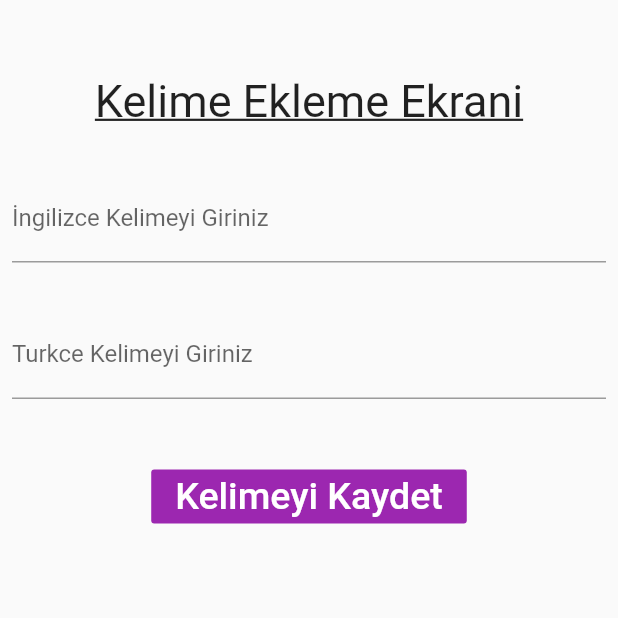
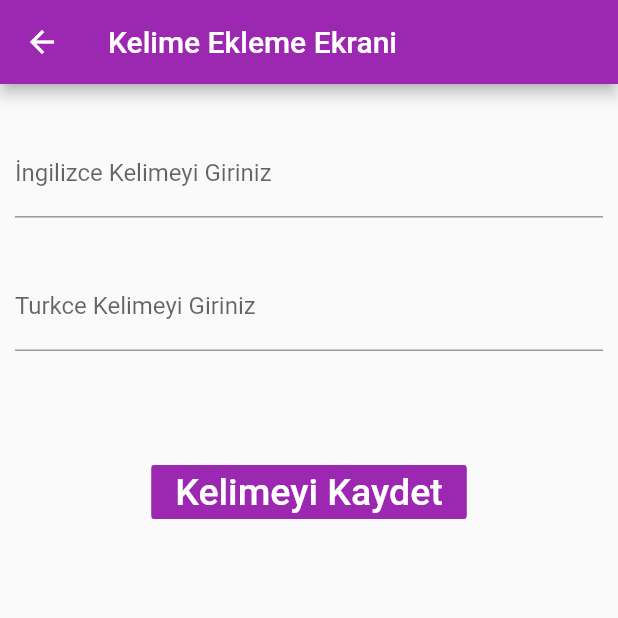
Before and after one commit to Hysenbergg/KisiselSozluk, a Flutter app: the MyCustomForm screen opened directly, on a phone screen of 412 x 824 dp, the top half of it. Run offline on Flutter 3.47's test engine with Material 2 defaults, Android fonts, the phone set to English and light mode, and no system bars.

```diff
--- a/lib/main.dart
+++ b/lib/main.dart
@@ -1,5 +1,8 @@
 import 'package:flutter/material.dart';
 import 'package:flutter_application_1/screens/home.dart';
+import 'package:flutter_application_1/screens/addword.dart';
+import 'package:flutter_application_1/screens/exam.dart';
+import 'package:flutter_application_1/screens/myList.dart';
 
 void main() => runApp(const MyApp());
 
--- a/lib/screens/addword.dart
+++ b/lib/screens/addword.dart
@@ -1,26 +1,19 @@
 import 'package:flutter/material.dart';
-//crossAxisAlignment: CrossAxisAlignment.start,
 
 class MyCustomForm extends StatelessWidget {
-  const MyCustomForm({Key? key}) : super(key: key);
+  const MyCustomForm();
 
   @override
   Widget build(BuildContext context) {
-    return Column(
+    return Scaffold(
+      appBar: AppBar(
+        title: Text("Kelime Ekleme Ekrani"),
+      ),
+      body: Column(
         children: [
-        Container(
-          height: 100,
-          child: Text(
-            "Kelime Ekleme Ekrani",
-            style: TextStyle(
-              fontSize: 30,
-              decoration: TextDecoration.underline,
-            ),
-          ),
-          padding: EdgeInsets.only(top: 50),
-        ),
           Padding(
-          padding: const EdgeInsets.symmetric(horizontal: 8, vertical: 16),
+            //padding: const EdgeInsets.symmetric(horizontal: 8, vertical: 16),
+            padding: EdgeInsets.only(left: 10, right: 10, top: 30),
             child: TextFormField(
               decoration: const InputDecoration(
                 border: UnderlineInputBorder(),
@@ -29,7 +22,8 @@ class MyCustomForm extends StatelessWidget {
             ),
           ),
           Padding(
-          padding: const EdgeInsets.symmetric(horizontal: 8, vertical: 16),
+            //padding: const EdgeInsets.symmetric(horizontal: 8, vertical: 16),
+            padding: EdgeInsets.only(left: 10, right: 10, top: 30),
             child: TextFormField(
               decoration: const InputDecoration(
                 border: UnderlineInputBorder(),
@@ -38,7 +32,7 @@ class MyCustomForm extends StatelessWidget {
             ),
           ),
           Container(
-          margin: EdgeInsets.all(25),
+            padding: EdgeInsets.only(top: 70),
             child: FlatButton(
               child: Text(
                 'Kelimeyi Kaydet',
@@ -49,6 +43,7 @@ class MyCustomForm extends StatelessWidget {
             ),
           ),
         ],
+      ),
     );
   }
 
```
Also changed, not shown: lib/screens/exam.dart (+36 -13 lines), lib/screens/home.dart (+51 -32 lines), lib/screens/myList.dart (+7 -8 lines). Lines whose indentation alone changed are shown as unchanged.
